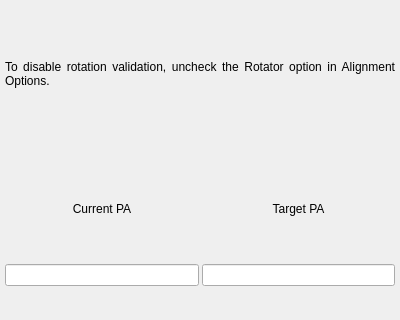
Old version of the form kstars/ekos/align/manualrotator.ui in the repository KDE/kstars; both pictures show x 0 to 400 and y 0 to 320 of the 400 by 600 pixel window.
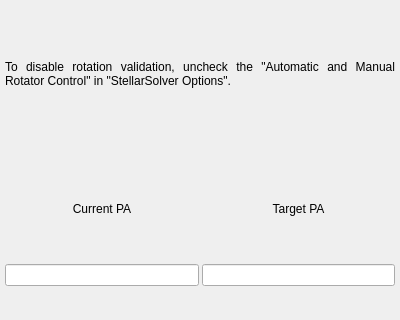
New version of the form.

Diff of the .ui file:
```diff
--- a/kstars/ekos/align/manualrotator.ui
+++ b/kstars/ekos/align/manualrotator.ui
@@ -32,7 +32,7 @@
    <item>
     <widget class="QLabel" name="helpLabel">
      <property name="text">
-      <string>&lt;p&gt;To disable rotation validation, uncheck the Rotator option in Alignment Options.&lt;/p&gt;</string>
+      <string>&lt;html&gt;&lt;head/&gt;&lt;body&gt;&lt;p&gt;To disable rotation validation, uncheck the &amp;quot;Automatic and Manual Rotator Control&amp;quot; in &amp;quot;StellarSolver Options&amp;quot;.&lt;/p&gt;&lt;/body&gt;&lt;/html&gt;</string>
      </property>
      <property name="alignment">
       <set>Qt::AlignJustify|Qt::AlignVCenter</set>
```
